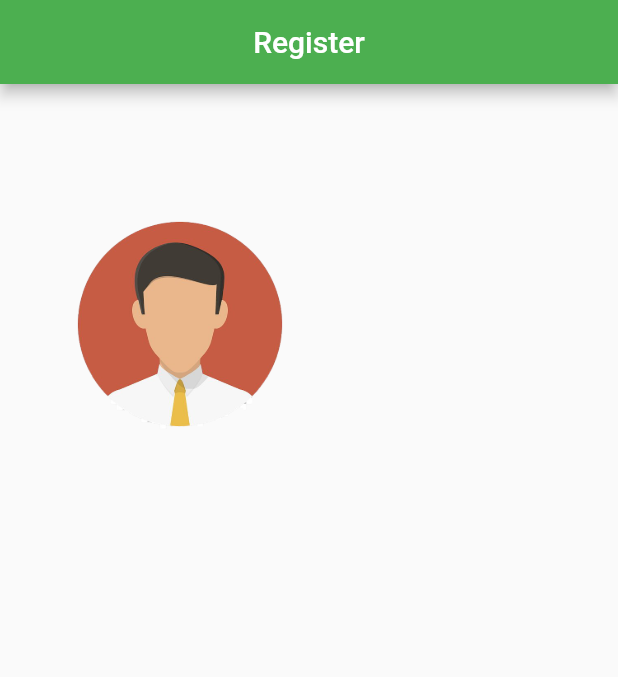
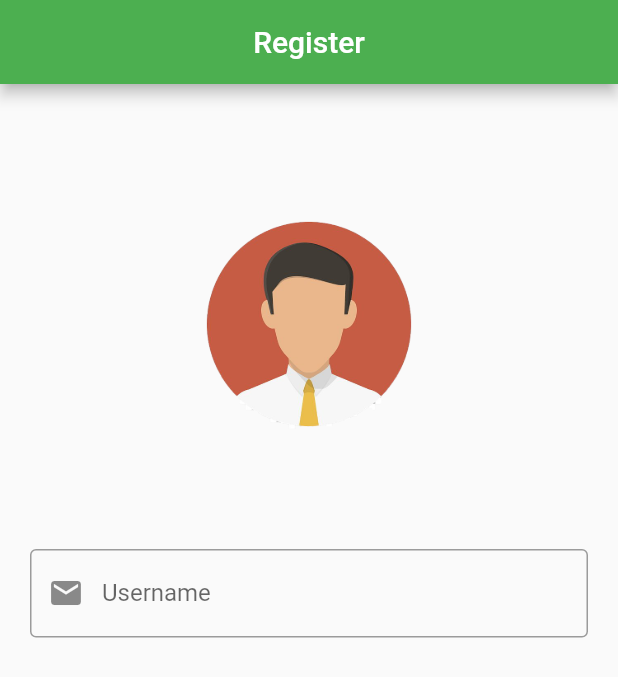
Before and after one commit to Manenomyk/E-Save-app-, a Flutter app: the screen it shows after launch, on a phone screen of 412 x 824 dp. Shown: the top 677 px of the screen. Run offline on Flutter 3.47's test engine with Material 2 defaults, Android fonts, the phone set to English and light mode, and no system bars; our stand-ins replace animated_splash_screen, lottie.

Commit message:
register name input

```diff
--- a/lib/pages/register.dart
+++ b/lib/pages/register.dart
@@ -16,11 +16,22 @@ class Register extends StatelessWidget {
           padding: EdgeInsets.symmetric(horizontal: 20, vertical: 60),
           child: Form(
             child: Column(
+              crossAxisAlignment: CrossAxisAlignment.center,
+              mainAxisAlignment: MainAxisAlignment.center,
               children: [
                 Image.asset(
                   'assets/images/img.png',
                   height: 200,
                   width: 200,
+                ),
+                SizedBox(height: 50,),
+                TextFormField(
+                  keyboardType: TextInputType.name,
+                  decoration: InputDecoration(
+                    labelText: "Username",
+                    border: OutlineInputBorder(),
+                    prefixIcon: Icon(Icons.email,),
+                  ),
                 ),
               ],
             ),
```
